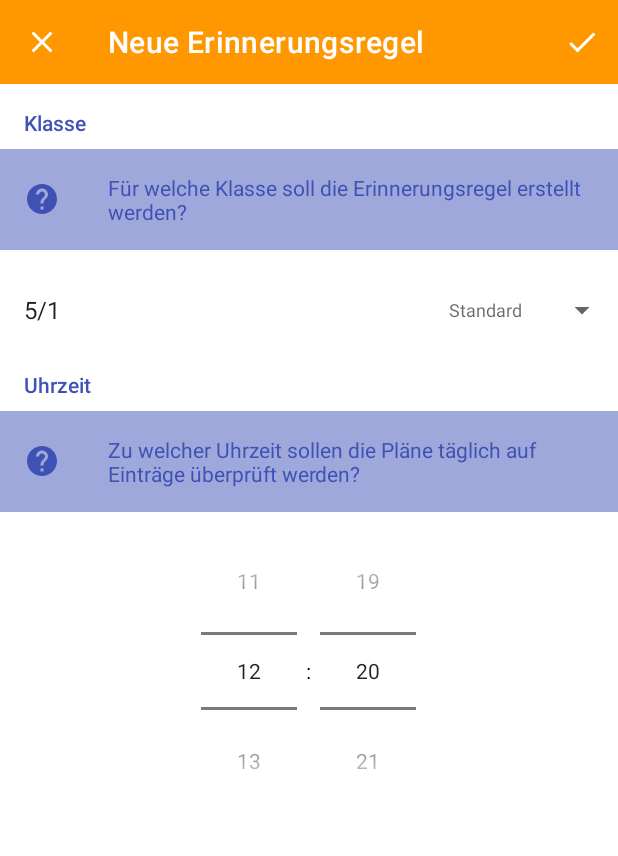
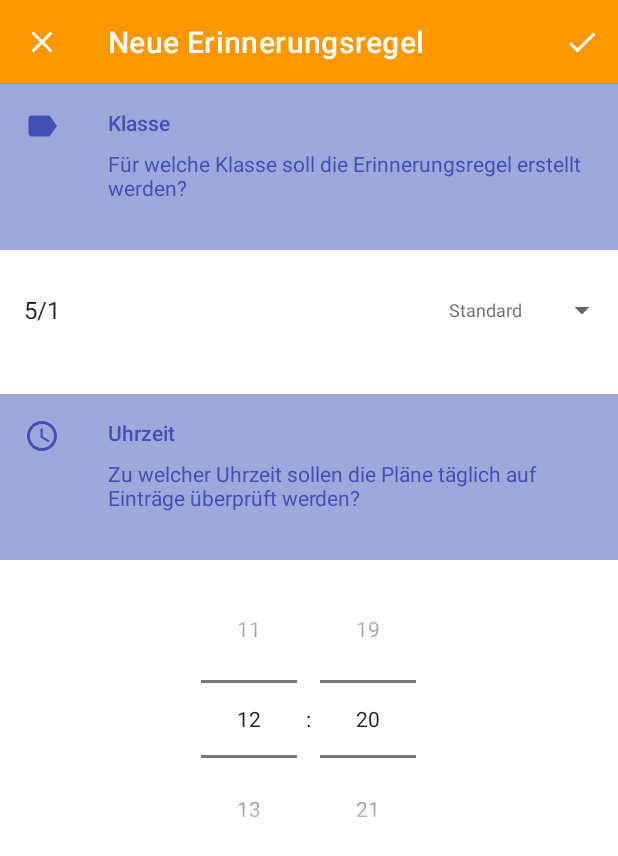
Before and after one commit to haukesomm/Vertretungsplan-App, an Android app: the CreateReminderActivity screen opened directly, with no data from a screen before it, on a phone screen of 412 x 824 dp. Shown: the top 856 px of the screen. Run offline under Robolectric (Android 15) with nearby library versions, the light colour scheme and no system bars.

Commit message:
Implement InfoBannerView

```diff
--- /dev/null
+++ b/app/src/main/java/de/haukesomm/vertretungsplan/ui/InfoBannerView.kt
@@ -0,0 +1,68 @@
+/*
+ * Copyright 2016-2019 Hauke Sommerfeld
+ *
+ * This file is part of the 'Vertretungsplan-App' project:
+ * https://github.com/haukesomm/Vertretungsplan-App
+ *
+ * Licensed under the Apache License, Version 2.0 (the "License");
+ * you may not use this file except in compliance with the License.
+ * You may obtain a copy of the License at
+ *
+ *     http://www.apache.org/licenses/LICENSE-2.0
+ *
+ * Unless required by applicable law or agreed to in writing, software
+ * distributed under the License is distributed on an "AS IS" BASIS,
+ * WITHOUT WARRANTIES OR CONDITIONS OF ANY KIND, either express or implied.
+ * See the License for the specific language governing permissions and
+ * limitations under the License.
+ */
+
+package de.haukesomm.vertretungsplan.ui
+
+import android.content.Context
+import android.util.AttributeSet
+import android.widget.FrameLayout
+import android.widget.ImageView
+import android.widget.TextView
+import de.haukesomm.vertretungsplan.R
+
+class InfoBannerView : FrameLayout {
+
+    private val titleView by lazy { findViewById<TextView>(R.id.view_banner_info_title) }
+
+    private val explanationView by lazy { findViewById<TextView>(R.id.view_banner_info_explanation) }
+
+    private val iconView by lazy { findViewById<ImageView>(R.id.view_banner_info_icon) }
+
+
+    var title
+        get() = titleView.text as String
+        set(value) { titleView.text = value }
+
+    var explanation
+        get() = explanationView.text as String
+        set(value) { explanationView.text = value }
+
+    var drawable
+        get() = iconView.drawable
+        set(value) = iconView.setImageDrawable(value)
+
+
+    constructor(context: Context) : super(context) {
+        inflate(context, R.layout.view_banner_info, this)
+    }
+
+    constructor(context: Context, attributeSet: AttributeSet) : super(context, attributeSet) {
+        inflate(context, R.layout.view_banner_info, this)
+
+        val ta = context.obtainStyledAttributes(attributeSet, R.styleable.InfoBannerView, 0, 0)
+        val title = ta.getString(R.styleable.InfoBannerView_title)
+        val explanation = ta.getString(R.styleable.InfoBannerView_explanation)
+        val drawable = ta.getDrawable(R.styleable.InfoBannerView_drawable)
+        ta.recycle()
+
+        if (title != null) this.title = title
+        if (explanation != null) this.explanation = explanation
+        if (drawable != null) this.drawable = drawable
+    }
+}
--- /dev/null
+++ b/app/src/main/res/drawable/ic_label.xml
@@ -0,0 +1,22 @@
+<!-- Copyright (C) 2016-2019 Hauke Sommerfeld
+     This file is part of the 'Vertretungsplan-App' project;
+     https://github.com/haukesomm/Vertretungsplan-App
+
+     Licensed under the Apache License, Version 2.0.
+     See LICENSE for more information.
+
+     This vector drawable was generated from it's respective SVG file in Google's
+     'Material Design Icons' repository.
+     See NOTICE for more information.
+-->
+
+<vector
+    xmlns:android="http://schemas.android.com/apk/res/android"
+    android:height="24dp"
+    android:width="24dp"
+    android:viewportHeight="24"
+    android:viewportWidth="24">
+    <path
+        android:fillColor="#FFFFFFFF"
+        android:pathData="M17.63,5.84C17.27,5.33 16.67,5 16,5L5,5.01C3.9,5.01 3,5.9 3,7v10c0,1.1 0.9,1.99 2,1.99L16,19c0.67,0 1.27,-0.33 1.63,-0.84L22,12l-4.37,-6.16z"/>
+</vector>
--- /dev/null
+++ b/app/src/main/res/drawable/ic_time.xml
@@ -0,0 +1,25 @@
+<!-- Copyright (C) 2016-2019 Hauke Sommerfeld
+     This file is part of the 'Vertretungsplan-App' project;
+     https://github.com/haukesomm/Vertretungsplan-App
+
+     Licensed under the Apache License, Version 2.0.
+     See LICENSE for more information.
+
+     This vector drawable was generated from it's respective SVG file in Google's
+     'Material Design Icons' repository.
+     See NOTICE for more information.
+-->
+
+<vector
+    xmlns:android="http://schemas.android.com/apk/res/android"
+    android:width="24dp"
+    android:height="24dp"
+    android:viewportWidth="24"
+    android:viewportHeight="24">
+  <path
+      android:fillColor="#FF000000"
+      android:pathData="M11.99,2C6.47,2 2,6.48 2,12s4.47,10 9.99,10C17.52,22 22,17.52 22,12S17.52,2 11.99,2zM12,20c-4.42,0 -8,-3.58 -8,-8s3.58,-8 8,-8 8,3.58 8,8 -3.58,8 -8,8z"/>
+  <path
+      android:fillColor="#FF000000"
+      android:pathData="M12.5,7H11v6l5.25,3.15 0.75,-1.23 -4.5,-2.67z"/>
+</vector>
--- a/app/src/main/res/layout/activity_reminder.xml
+++ b/app/src/main/res/layout/activity_reminder.xml
@@ -28,40 +28,13 @@
     <include
         layout="@layout/toolbar"/>
 
-    <RelativeLayout
+    <de.haukesomm.vertretungsplan.ui.InfoBannerView
         android:id="@+id/activity_reminder_hint"
         android:layout_width="match_parent"
         android:layout_height="wrap_content"
-        android:paddingBottom="@dimen/margin_large"
-        android:layout_below="@id/toolbar"
-        android:background="@color/colorAccentLight">
-
-        <ImageView
-            android:layout_width="wrap_content"
-            android:layout_height="wrap_content"
-            android:layout_margin="@dimen/margin_default"
-            android:src="@drawable/ic_info"
-            android:tint="@color/colorAccent"/>
-
-        <TextView
-            android:id="@+id/activity_reminder_hint_title"
-            android:layout_width="wrap_content"
-            android:layout_height="wrap_content"
-            android:layout_marginStart="@dimen/indent_list_text"
-            style="@style/Subheader"
-            android:textColor="@color/colorAccent"
-            android:text="@string/activity_reminder_hint_title"/>
-
-        <TextView
-            android:layout_width="wrap_content"
-            android:layout_height="wrap_content"
-            android:layout_marginStart="@dimen/indent_list_text"
-            android:layout_marginEnd="@dimen/margin_default"
-            android:layout_below="@id/activity_reminder_hint_title"
-            android:textColor="@color/colorAccent"
-            android:text="@string/activity_reminder_hint_text"/>
-
-    </RelativeLayout>
+        app:title="@string/activity_reminder_hint_title"
+        app:explanation="@string/activity_reminder_hint_text"
+        android:layout_below="@id/toolbar"/>
 
     <TextView
         android:id="@+id/activity_reminder_rules_title"
--- a/app/src/main/res/layout/activity_reminder_create.xml
+++ b/app/src/main/res/layout/activity_reminder_create.xml
@@ -20,6 +20,7 @@
 
 <LinearLayout
     xmlns:android="http://schemas.android.com/apk/res/android"
+    xmlns:app="http://schemas.android.com/apk/res-auto"
     android:orientation="vertical"
     android:layout_width="match_parent"
     android:layout_height="match_parent">
@@ -27,37 +28,12 @@
     <include
         layout="@layout/toolbar"/>
 
-    <TextView
+    <de.haukesomm.vertretungsplan.ui.InfoBannerView
         android:layout_width="match_parent"
         android:layout_height="wrap_content"
-        style="@style/Subheader"
-        android:text="@string/activity_reminder_create_grade"/>
-
-    <RelativeLayout
-        android:layout_width="match_parent"
-        android:layout_height="wrap_content"
-        android:background="@color/colorAccentLight">
-
-        <ImageView
-            android:layout_width="wrap_content"
-            android:layout_height="wrap_content"
-            android:layout_margin="@dimen/margin_default"
-            android:layout_centerVertical="true"
-            android:src="@drawable/ic_info"
-            android:tint="@color/colorAccent"/>
-
-        <TextView
-            android:layout_width="match_parent"
-            android:layout_height="wrap_content"
-            android:layout_marginStart="@dimen/indent_list_text"
-            android:layout_marginTop="@dimen/margin_default"
-            android:layout_marginEnd="@dimen/margin_default"
-            android:layout_marginBottom="@dimen/margin_default"
-            style="@style/Text.Body1.Primary"
-            android:textColor="@color/colorAccent"
-            android:text="@string/activity_reminder_create_grade_info"/>
-
-    </RelativeLayout>
+        app:title="@string/activity_reminder_create_grade"
+        app:explanation="@string/activity_reminder_create_grade_info"
+        app:drawable="@drawable/ic_label"/>
 
     <Spinner
         android:id="@+id/activity_reminder_create_grades"
@@ -65,37 +41,13 @@
         android:layout_height="wrap_content"
         android:layout_marginTop="@dimen/margin_default"/>
 
-    <TextView
+    <de.haukesomm.vertretungsplan.ui.InfoBannerView
         android:layout_width="match_parent"
         android:layout_height="wrap_content"
-        style="@style/Subheader"
-        android:text="@string/activity_reminder_create_time"/>
-
-    <RelativeLayout
-        android:layout_width="match_parent"
-        android:layout_height="wrap_content"
-        android:background="@color/colorAccentLight">
-
-        <ImageView
-            android:layout_width="wrap_content"
-            android:layout_height="wrap_content"
-            android:layout_margin="@dimen/margin_default"
-            android:layout_centerVertical="true"
-            android:src="@drawable/ic_info"
-            android:tint="@color/colorAccent"/>
-
-        <TextView
-            android:layout_width="match_parent"
-            android:layout_height="wrap_content"
-            android:layout_marginStart="@dimen/indent_list_text"
-            android:layout_marginTop="@dimen/margin_default"
-            android:layout_marginEnd="@dimen/margin_default"
-            android:layout_marginBottom="@dimen/margin_default"
-            style="@style/Text.Body1.Primary"
-            android:textColor="@color/colorAccent"
-            android:text="@string/activity_reminder_create_time_info"/>
-
-    </RelativeLayout>
+        android:layout_marginTop="@dimen/margin_large"
+        app:title="@string/activity_reminder_create_time"
+        app:explanation="@string/activity_reminder_create_time_info"
+        app:drawable="@drawable/ic_time"/>
 
     <TimePicker
         android:id="@+id/activity_reminder_create_timepicker"
--- /dev/null
+++ b/app/src/main/res/layout/view_banner_info.xml
@@ -0,0 +1,56 @@
+<?xml version="1.0" encoding="utf-8"?>
+
+<!-- Copyright 2016-2019 Hauke Sommerfeld
+
+     This file is part of the 'Vertretungsplan-App' project:
+     https://github.com/haukesomm/Vertretungsplan-App
+
+     Licensed under the Apache License, Version 2.0 (the "License");
+     you may not use this file except in compliance with the License.
+     You may obtain a copy of the License at
+
+         http://www.apache.org/licenses/LICENSE-2.0
+
+     Unless required by applicable law or agreed to in writing, software
+     distributed under the License is distributed on an "AS IS" BASIS,
+     WITHOUT WARRANTIES OR CONDITIONS OF ANY KIND, either express or implied.
+     See the License for the specific language governing permissions and
+     limitations under the License.
+-->
+
+<RelativeLayout
+xmlns:android="http://schemas.android.com/apk/res/android"
+android:layout_width="match_parent"
+android:layout_height="wrap_content"
+android:paddingBottom="@dimen/margin_large"
+android:layout_below="@id/toolbar"
+android:background="@color/colorAccentLight">
+
+<ImageView
+    android:id="@+id/view_banner_info_icon"
+    android:layout_width="wrap_content"
+    android:layout_height="wrap_content"
+    android:layout_margin="@dimen/margin_default"
+    android:src="@drawable/ic_info"
+    android:tint="@color/colorAccent"/>
+
+<TextView
+    android:id="@+id/view_banner_info_title"
+    android:layout_width="wrap_content"
+    android:layout_height="wrap_content"
+    android:layout_marginStart="@dimen/indent_list_text"
+    style="@style/Subheader"
+    android:textColor="@color/colorAccent"
+    android:text="@string/unknown"/>
+
+<TextView
+    android:id="@+id/view_banner_info_explanation"
+    android:layout_width="wrap_content"
+    android:layout_height="wrap_content"
+    android:layout_marginStart="@dimen/indent_list_text"
+    android:layout_marginEnd="@dimen/margin_default"
+    android:layout_below="@id/view_banner_info_title"
+    android:textColor="@color/colorAccent"
+    android:text="@string/unknown"/>
+
+</RelativeLayout>
--- a/app/src/main/res/values/attrs.xml
+++ b/app/src/main/res/values/attrs.xml
@@ -26,4 +26,10 @@
 
     <declare-styleable name="VertretungsplanFontTextView"/>
 
+    <declare-styleable name="InfoBannerView">
+        <attr name="title" format="reference|string"/>
+        <attr name="explanation" format="reference|string"/>
+        <attr name="drawable" format="reference|integer"/>
+    </declare-styleable>
+
 </resources>
```
